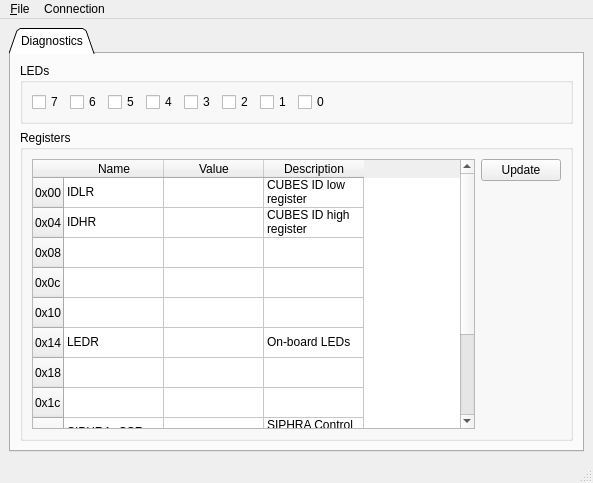
tstana/cubes-sw, file CubesControl/ui/cubescontrol.ui: the form before one commit.
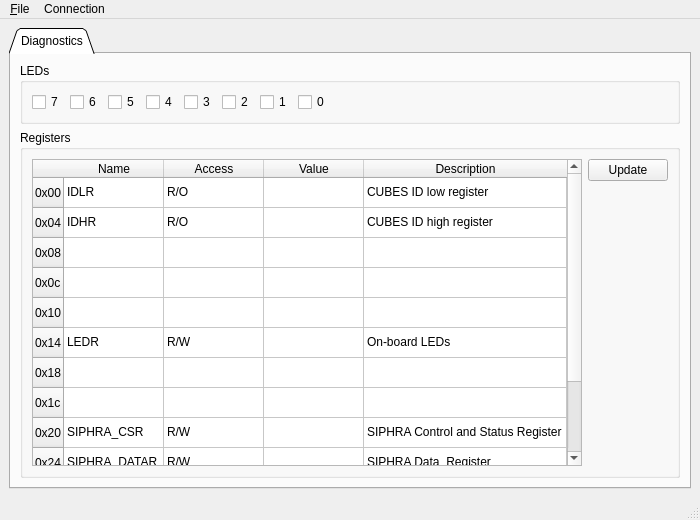
The form after the commit.

Commit message: CubesControl: Small changes to register interface table view

What changed in the file:
```diff
--- a/CubesControl/ui/cubescontrol.ui
+++ b/CubesControl/ui/cubescontrol.ui
@@ -6,8 +6,8 @@
    <rect>
     <x>0</x>
     <y>0</y>
-    <width>593</width>
-    <height>483</height>
+    <width>700</width>
+    <height>520</height>
    </rect>
   </property>
   <property name="windowTitle">
@@ -124,6 +124,18 @@
           <layout class="QHBoxLayout" name="horizontalLayout_3">
            <item>
             <widget class="QTableWidget" name="tableCubesRegs">
+             <property name="sizeAdjustPolicy">
+              <enum>QAbstractScrollArea::AdjustIgnored</enum>
+             </property>
+             <attribute name="horizontalHeaderStretchLastSection">
+              <bool>true</bool>
+             </attribute>
+             <attribute name="verticalHeaderMinimumSectionSize">
+              <number>11</number>
+             </attribute>
+             <attribute name="verticalHeaderStretchLastSection">
+              <bool>false</bool>
+             </attribute>
              <row>
               <property name="text">
                <string>0x00</string>
@@ -189,6 +201,11 @@
                <string>Name</string>
               </property>
              </column>
+             <column>
+              <property name="text">
+               <string>Access</string>
+              </property>
+             </column>
              <column>
               <property name="text">
                <string>Value</string>
@@ -206,11 +223,19 @@
              </item>
              <item row="0" column="1">
               <property name="text">
-               <string/>
+               <string>R/O</string>
               </property>
              </item>
              <item row="0" column="2">
               <property name="text">
+               <string/>
+              </property>
+              <property name="flags">
+               <set>ItemIsDragEnabled|ItemIsUserCheckable|ItemIsEnabled</set>
+              </property>
+             </item>
+             <item row="0" column="3">
+              <property name="text">
                <string>CUBES ID low register</string>
               </property>
              </item>
@@ -219,12 +244,40 @@
                <string>IDHR</string>
               </property>
              </item>
+             <item row="1" column="1">
+              <property name="text">
+               <string>R/O</string>
+              </property>
+             </item>
              <item row="1" column="2">
               <property name="text">
+               <string/>
+              </property>
+              <property name="flags">
+               <set>ItemIsDragEnabled|ItemIsUserCheckable|ItemIsEnabled</set>
+              </property>
+             </item>
+             <item row="1" column="3">
+              <property name="text">
                <string>CUBES ID high register</string>
               </property>
              </item>
+             <item row="2" column="2">
+              <property name="flags">
+               <set>ItemIsDragEnabled|ItemIsUserCheckable|ItemIsEnabled</set>
+              </property>
+             </item>
+             <item row="3" column="2">
+              <property name="flags">
+               <set>ItemIsDragEnabled|ItemIsUserCheckable|ItemIsEnabled</set>
+              </property>
+             </item>
              <item row="4" column="2">
+              <property name="flags">
+               <set>ItemIsDragEnabled|ItemIsUserCheckable|ItemIsEnabled</set>
+              </property>
+             </item>
+             <item row="4" column="3">
               <property name="text">
                <string/>
               </property>
@@ -234,17 +287,50 @@
                <string>LEDR</string>
               </property>
              </item>
+             <item row="5" column="1">
+              <property name="text">
+               <string>R/W</string>
+              </property>
+             </item>
              <item row="5" column="2">
               <property name="text">
+               <string/>
+              </property>
+              <property name="flags">
+               <set>ItemIsSelectable|ItemIsEditable|ItemIsDragEnabled|ItemIsUserCheckable|ItemIsEnabled</set>
+              </property>
+             </item>
+             <item row="5" column="3">
+              <property name="text">
                <string>On-board LEDs</string>
               </property>
              </item>
+             <item row="6" column="2">
+              <property name="flags">
+               <set>ItemIsDragEnabled|ItemIsUserCheckable|ItemIsEnabled</set>
+              </property>
+             </item>
+             <item row="7" column="2">
+              <property name="flags">
+               <set>ItemIsDragEnabled|ItemIsUserCheckable|ItemIsEnabled</set>
+              </property>
+             </item>
              <item row="8" column="0">
               <property name="text">
                <string>SIPHRA_CSR</string>
               </property>
              </item>
+             <item row="8" column="1">
+              <property name="text">
+               <string>R/W</string>
+              </property>
+             </item>
              <item row="8" column="2">
+              <property name="flags">
+               <set>ItemIsSelectable|ItemIsEditable|ItemIsDragEnabled|ItemIsUserCheckable|ItemIsEnabled</set>
+              </property>
+             </item>
+             <item row="8" column="3">
               <property name="text">
                <string>SIPHRA Control and Status Register</string>
               </property>
@@ -254,11 +340,34 @@
                <string>SIPHRA_DATAR</string>
               </property>
              </item>
+             <item row="9" column="1">
+              <property name="text">
+               <string>R/W</string>
+              </property>
+             </item>
              <item row="9" column="2">
               <property name="text">
+               <string/>
+              </property>
+              <property name="flags">
+               <set>ItemIsSelectable|ItemIsEditable|ItemIsDragEnabled|ItemIsUserCheckable|ItemIsEnabled</set>
+              </property>
+             </item>
+             <item row="9" column="3">
+              <property name="text">
                <string>SIPHRA Data  Register</string>
               </property>
              </item>
+             <item row="10" column="2">
+              <property name="flags">
+               <set>ItemIsDragEnabled|ItemIsUserCheckable|ItemIsEnabled</set>
+              </property>
+             </item>
+             <item row="11" column="2">
+              <property name="flags">
+               <set>ItemIsDragEnabled|ItemIsUserCheckable|ItemIsEnabled</set>
+              </property>
+             </item>
             </widget>
            </item>
            <item>
@@ -299,7 +408,7 @@
     <rect>
      <x>0</x>
      <y>0</y>
-     <width>593</width>
+     <width>700</width>
      <height>21</height>
     </rect>
    </property>
```
